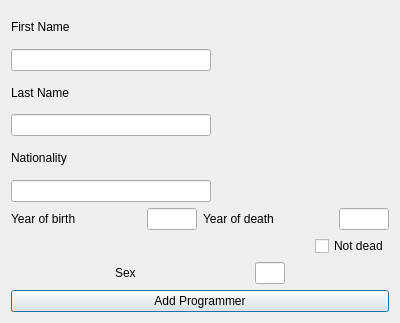
DORB/Verkur3GUI, file addprogrammerdialog.ui: the form before one commit.
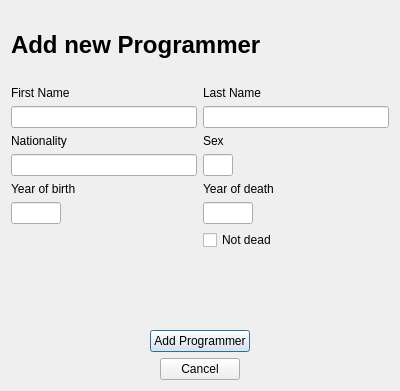
The form after the commit.

What changed in the file:
```diff
--- a/addprogrammerdialog.ui
+++ b/addprogrammerdialog.ui
@@ -7,7 +7,7 @@
     <x>0</x>
     <y>0</y>
     <width>400</width>
-    <height>323</height>
+    <height>391</height>
    </rect>
   </property>
   <property name="sizePolicy">
@@ -21,32 +21,39 @@
   </property>
   <layout class="QVBoxLayout" name="verticalLayout_2">
    <item>
-    <layout class="QVBoxLayout" name="verticalLayout">
+    <widget class="QLabel" name="label_7">
+     <property name="text">
+      <string>&lt;h1&gt;Add new Programmer&lt;/h1&gt;</string>
+     </property>
+    </widget>
+   </item>
      <item>
+    <layout class="QGridLayout" name="gridLayout">
+     <item row="0" column="0">
       <widget class="QLabel" name="label">
        <property name="text">
         <string>First Name</string>
        </property>
       </widget>
      </item>
-     <item>
-      <widget class="QLineEdit" name="input_add_programmers_first_name">
-       <property name="maximumSize">
-        <size>
-         <width>200</width>
-         <height>16777215</height>
-        </size>
-       </property>
-      </widget>
-     </item>
-     <item>
+     <item row="0" column="1">
       <widget class="QLabel" name="label_2">
        <property name="text">
         <string>Last Name</string>
        </property>
       </widget>
      </item>
-     <item>
+     <item row="1" column="0">
+      <widget class="QLineEdit" name="input_add_programmers_first_name">
+       <property name="maximumSize">
+        <size>
+         <width>200</width>
+         <height>16777215</height>
+        </size>
+       </property>
+      </widget>
+     </item>
+     <item row="1" column="1">
       <widget class="QLineEdit" name="input_add_programmers_last_name">
        <property name="maximumSize">
         <size>
@@ -56,14 +63,27 @@
        </property>
       </widget>
      </item>
-     <item>
+     <item row="2" column="0">
       <widget class="QLabel" name="label_3">
        <property name="text">
         <string>Nationality</string>
        </property>
       </widget>
      </item>
-     <item>
+     <item row="2" column="1">
+      <widget class="QLabel" name="label_6">
+       <property name="maximumSize">
+        <size>
+         <width>30</width>
+         <height>16777215</height>
+        </size>
+       </property>
+       <property name="text">
+        <string>Sex</string>
+       </property>
+      </widget>
+     </item>
+     <item row="3" column="0">
       <widget class="QLineEdit" name="input_add_programmers_nationality">
        <property name="maximumSize">
         <size>
@@ -73,13 +93,17 @@
        </property>
       </widget>
      </item>
-    </layout>
-   </item>
-   <item>
-    <layout class="QVBoxLayout" name="verticalLayout_3">
-     <item>
-      <layout class="QHBoxLayout" name="horizontalLayout">
-       <item>
+     <item row="3" column="1">
+      <widget class="QLineEdit" name="input_add_programmer_sex">
+       <property name="maximumSize">
+        <size>
+         <width>30</width>
+         <height>16777215</height>
+        </size>
+       </property>
+      </widget>
+     </item>
+     <item row="4" column="0">
         <widget class="QLabel" name="label_4">
          <property name="maximumSize">
           <size>
@@ -92,24 +116,24 @@
          </property>
         </widget>
        </item>
-       <item>
-        <widget class="QLineEdit" name="input_add_programmers_year_of_birth">
-         <property name="maximumSize">
-          <size>
-           <width>50</width>
-           <height>16777215</height>
-          </size>
-         </property>
-        </widget>
-       </item>
-       <item>
+     <item row="4" column="1">
         <widget class="QLabel" name="label_5">
          <property name="text">
           <string>Year of death</string>
          </property>
         </widget>
        </item>
-       <item>
+     <item row="5" column="0">
+      <widget class="QLineEdit" name="input_add_programmers_year_of_birth">
+       <property name="maximumSize">
+        <size>
+         <width>50</width>
+         <height>16777215</height>
+        </size>
+       </property>
+      </widget>
+     </item>
+     <item row="5" column="1">
         <widget class="QLineEdit" name="input_add_programmer_year_of_death">
          <property name="maximumSize">
           <size>
@@ -119,52 +143,58 @@
          </property>
         </widget>
        </item>
-      </layout>
-     </item>
-     <item alignment="Qt::AlignRight">
+     <item row="6" column="1">
       <widget class="QCheckBox" name="check_add_programmer_not_dead">
        <property name="text">
         <string>Not dead</string>
        </property>
       </widget>
      </item>
+    </layout>
+   </item>
      <item>
-      <layout class="QHBoxLayout" name="horizontalLayout_2">
-       <item>
-        <widget class="QLabel" name="label_6">
-         <property name="maximumSize">
-          <size>
-           <width>30</width>
-           <height>16777215</height>
-          </size>
+    <widget class="QLabel" name="error_add_programmer">
+     <property name="font">
+      <font>
+       <italic>true</italic>
+      </font>
          </property>
          <property name="text">
-          <string>Sex</string>
+      <string/>
          </property>
         </widget>
        </item>
        <item>
-        <widget class="QLineEdit" name="input_add_programmer_sex">
-         <property name="maximumSize">
-          <size>
-           <width>30</width>
-           <height>16777215</height>
-          </size>
-         </property>
-        </widget>
-       </item>
-      </layout>
-     </item>
-    </layout>
-   </item>
-   <item>
+    <layout class="QVBoxLayout" name="verticalLayout">
+     <item alignment="Qt::AlignHCenter">
     <widget class="QPushButton" name="button_add_programmer">
+       <property name="maximumSize">
+        <size>
+         <width>200</width>
+         <height>16777215</height>
+        </size>
+       </property>
      <property name="text">
       <string>Add Programmer</string>
      </property>
     </widget>
    </item>
-  </layout>
+     <item alignment="Qt::AlignHCenter">
+      <widget class="QPushButton" name="button_cancel_add_programmer">
+       <property name="maximumSize">
+        <size>
+         <width>200</width>
+         <height>16777215</height>
+        </size>
+       </property>
+       <property name="text">
+        <string>Cancel</string>
+       </property>
+      </widget>
+     </item>
+    </layout>
+   </item>
+  </layout>
  </widget>
  <resources/>
  <connections/>
```
Left out of the diff: 11 changed lines with no effect on the pictures. Lines whose indentation alone changed are shown as unchanged.
